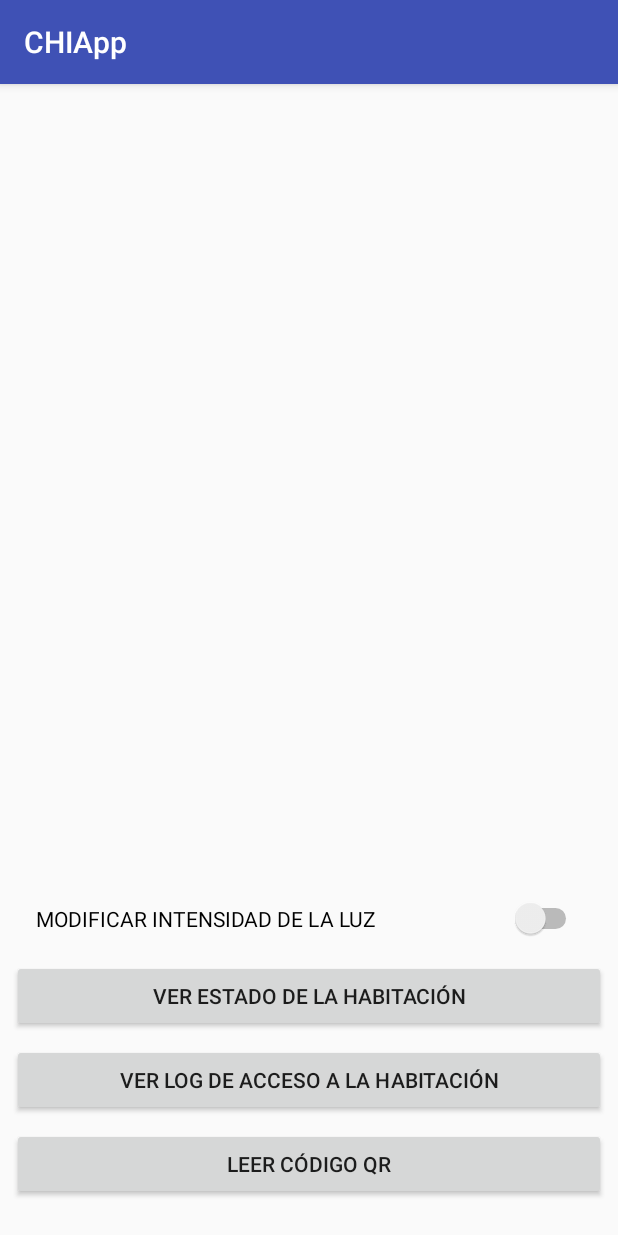
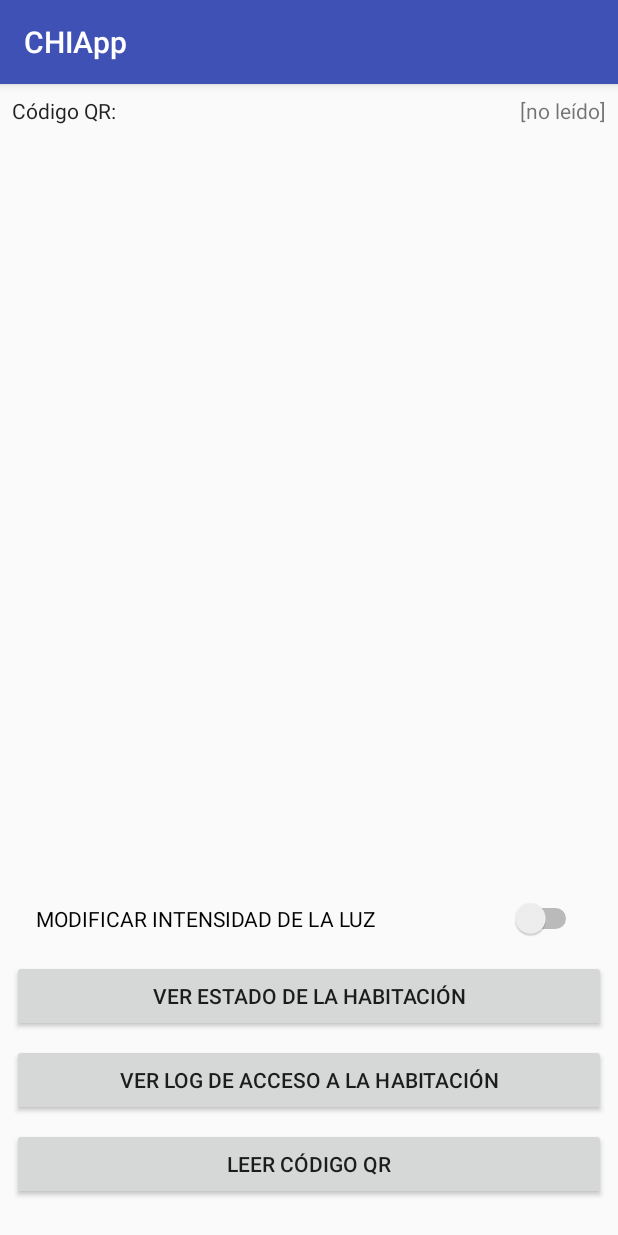
Before and after one commit to pabloL0pez/control-de-habitacion-integrado, an Android app: the screen it shows after launch (MainActivity), on a phone screen of 412 x 824 dp. Run offline under Robolectric (Android 15) with nearby library versions, the phone set to English and light mode, and no system bars.

Commit message:
Pongo textView para ver el valor del código QR

```diff
--- a/Android/app/src/main/java/ar/com/so_unlam/chiapp/MainActivity.java
+++ b/Android/app/src/main/java/ar/com/so_unlam/chiapp/MainActivity.java
@@ -10,13 +10,12 @@ import android.os.Bundle;
 import android.view.View;
 import android.widget.Button;
 import android.widget.Switch;
+import android.widget.TextView;
 import android.widget.Toast;
 
 public class MainActivity extends AppCompatActivity implements SensorEventListener, View.OnClickListener{
 
     private SensorManager adminSensores; //
-    private Button botonEstado;
-    private Button botonLog;
     private Switch switchLuz;
 
     // Variables para el acelerómetro.
@@ -33,16 +32,23 @@ public class MainActivity extends AppCompatActivity implements SensorEventListen
         setContentView(R.layout.activity_main);
         setTitle("CHIApp");
 
+        Bundle extras = getIntent().getExtras();
+        if (extras != null) {
+            TextView valorCodigoQr = findViewById(R.id.valorCodigoQr);
+            valorCodigoQr.setText(extras.getString("codigoQr"));
+        }
+
         adminSensores = (SensorManager) getSystemService(SENSOR_SERVICE);
 
-        botonEstado = findViewById(R.id.botonEstado);
-        botonLog = findViewById(R.id.botonLog);
+        Button botonEstado = findViewById(R.id.botonEstado);
+        Button botonLog = findViewById(R.id.botonLog);
+        Button botonQr = findViewById(R.id.botonQR);
 
         botonEstado.setOnClickListener(this);
         botonLog.setOnClickListener(this);
+        botonQr.setOnClickListener(this);
 
         switchLuz = findViewById(R.id.switchLuz);
-
     }
 
     @Override
@@ -88,18 +94,13 @@ public class MainActivity extends AppCompatActivity implements SensorEventListen
                 break;
 
             case R.id.botonLog:
-                Toast.makeText(this, "pasa por aca", Toast.LENGTH_SHORT).show();
-                Intent intentCodigoQr = new Intent(this, CodigoQrActivity.class);
-                startActivity(intentCodigoQr);
-                //Toast.makeText(this, "pasa por aca", Toast.LENGTH_SHORT).show();
-                //Intent intentLog = new Intent(this, LogActivity.class);
-                //startActivity(intentLog);
+                Intent intentLog = new Intent(this, LogActivity.class);
+                startActivity(intentLog);
                 break;
 
             case R.id.botonQR:
-                Toast.makeText(this, "pasa por aca", Toast.LENGTH_SHORT).show();
-                //Intent intentCodigoQr = new Intent(this, CodigoQrActivity.class);
-                //startActivity(intentCodigoQr);
+                Intent intentCodigoQr = new Intent(this, CodigoQrActivity.class);
+                startActivity(intentCodigoQr);
                 break;
         }
     }
@@ -140,18 +141,18 @@ public class MainActivity extends AppCompatActivity implements SensorEventListen
     Este método lo que hace es inicializar los listener de los 3 sensores que vamos a usar: acelerómetro, de movimiento y de proximidad.
      */
     private void inicializarSensores() {
-        adminSensores.registerListener((SensorEventListener) this, adminSensores.getDefaultSensor(Sensor.TYPE_ACCELEROMETER), SensorManager.SENSOR_DELAY_NORMAL);
-        adminSensores.registerListener((SensorEventListener) this, adminSensores.getDefaultSensor(Sensor.TYPE_ORIENTATION), SensorManager.SENSOR_DELAY_NORMAL);
-        adminSensores.registerListener((SensorEventListener) this, adminSensores.getDefaultSensor(Sensor.TYPE_PROXIMITY), SensorManager.SENSOR_DELAY_NORMAL);
+        adminSensores.registerListener(this, adminSensores.getDefaultSensor(Sensor.TYPE_ACCELEROMETER), SensorManager.SENSOR_DELAY_NORMAL);
+        adminSensores.registerListener(this, adminSensores.getDefaultSensor(Sensor.TYPE_ORIENTATION), SensorManager.SENSOR_DELAY_NORMAL);
+        adminSensores.registerListener(this, adminSensores.getDefaultSensor(Sensor.TYPE_PROXIMITY), SensorManager.SENSOR_DELAY_NORMAL);
     }
 
     /*
     Este método lo que hace es desactivar los listener de los 3 sensores que vamos a usar: acelerómetro, de movimiento y de proximidad.
      */
     private void pararSensores() {
-        adminSensores.unregisterListener((SensorEventListener) this, adminSensores.getDefaultSensor(Sensor.TYPE_ACCELEROMETER));
-        adminSensores.unregisterListener((SensorEventListener) this, adminSensores.getDefaultSensor(Sensor.TYPE_ORIENTATION));
-        adminSensores.unregisterListener((SensorEventListener) this, adminSensores.getDefaultSensor(Sensor.TYPE_PROXIMITY));
+        adminSensores.unregisterListener(this, adminSensores.getDefaultSensor(Sensor.TYPE_ACCELEROMETER));
+        adminSensores.unregisterListener(this, adminSensores.getDefaultSensor(Sensor.TYPE_ORIENTATION));
+        adminSensores.unregisterListener(this, adminSensores.getDefaultSensor(Sensor.TYPE_PROXIMITY));
     }
 
     /*
--- a/Android/app/src/main/res/layout/activity_codigo_qr.xml
+++ b/Android/app/src/main/res/layout/activity_codigo_qr.xml
@@ -16,6 +16,7 @@
 
     <TextView
         android:id="@+id/codigoQr"
+        android:textColor="#FFFFFF"
         android:layout_width="wrap_content"
         android:layout_height="wrap_content"
         android:layout_alignParentBottom="true"
--- a/Android/app/src/main/res/layout/activity_main.xml
+++ b/Android/app/src/main/res/layout/activity_main.xml
@@ -73,4 +73,27 @@
         app:layout_constraintVertical_bias="0.996"
         tools:checked="false"
         tools:text="MODIFICAR INTENSIDAD DE LA LUZ" />
+
+    <TextView
+        android:id="@+id/qr"
+        android:layout_width="wrap_content"
+        android:layout_height="wrap_content"
+        android:layout_marginLeft="8dp"
+        android:layout_marginStart="8dp"
+        android:layout_marginTop="8dp"
+        android:text="Código QR:"
+        android:textAppearance="@style/TextAppearance.AppCompat.Body1"
+        app:layout_constraintStart_toStartOf="parent"
+        app:layout_constraintTop_toTopOf="parent" />
+
+    <TextView
+        android:id="@+id/valorCodigoQr"
+        android:layout_width="wrap_content"
+        android:layout_height="wrap_content"
+        android:layout_marginEnd="8dp"
+        android:layout_marginRight="8dp"
+        android:layout_marginTop="8dp"
+        android:text="[no leído]"
+        app:layout_constraintEnd_toEndOf="parent"
+        app:layout_constraintTop_toTopOf="parent" />
 </android.support.constraint.ConstraintLayout>
--- a/Android/app/src/main/res/values/strings.xml
+++ b/Android/app/src/main/res/values/strings.xml
@@ -3,5 +3,6 @@
     <string name="estado_name">Estado de la habitación</string>
     <string name="log_name">Log de acceso</string>
     <string name="qr_name">Lectura de código QR</string>
-    <string name="default_qr_text">Absolutely nothing</string>
+    <string name="default_qr_text">No se ha detectado ningún código</string>
+    <string name="detected_qr_code">Código detectado!</string>
 </resources>
```
Also changed, not shown: Android/app/src/main/java/ar/com/so_unlam/chiapp/CodigoQrActivity.java (+20 -7 lines).
